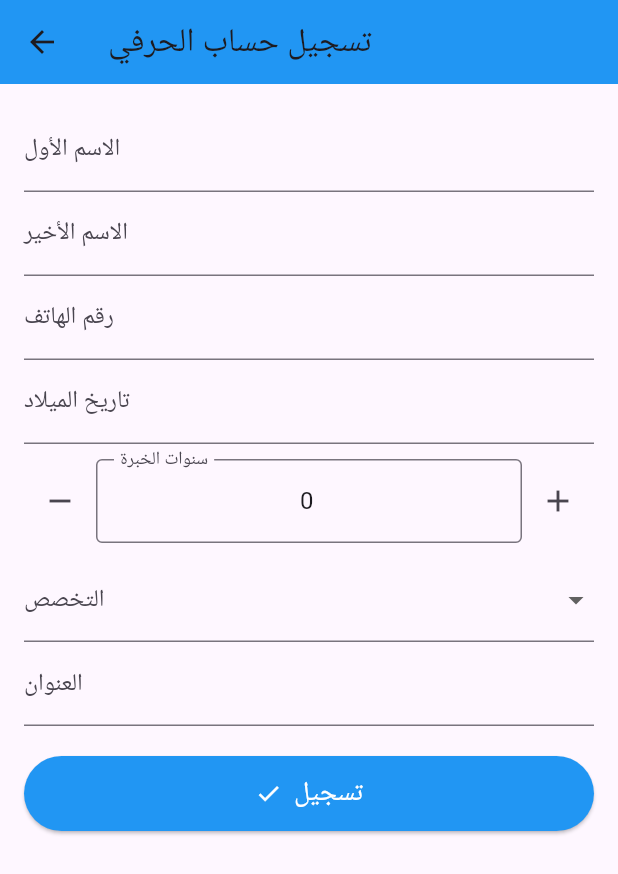
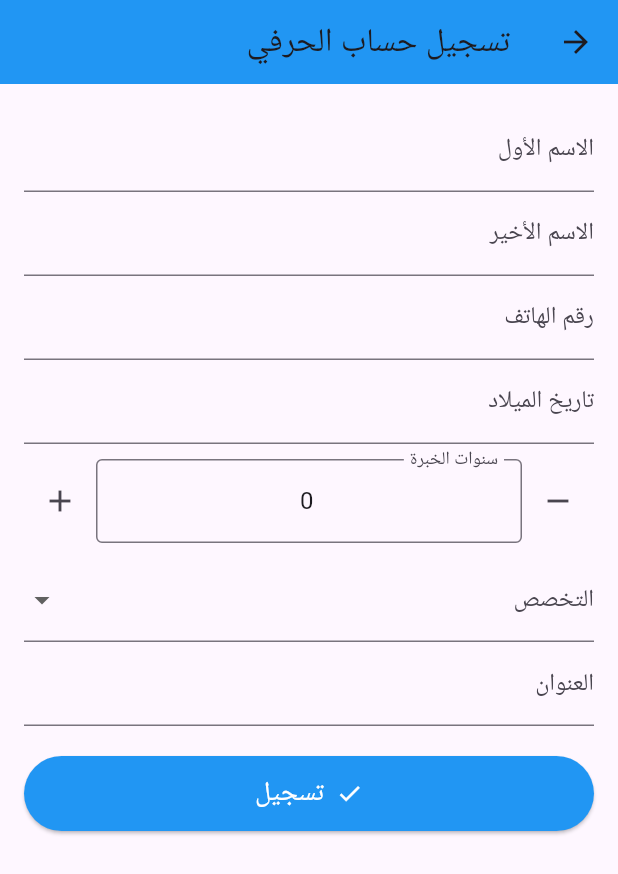
Before and after one commit to MohtadeTawafsha/herafi_signup, a Flutter app: the RegisterCraftsman screen opened by its route, on a phone screen of 412 x 824 dp. Shown: the top 874 px of the screen. Run offline on Flutter 3.47's test engine with Material 3 defaults, Android fonts, the phone set to English and light mode, and no system bars.

Commit message:
Second  commit

```diff
--- a/lib/pages/register_craftsman.dart
+++ b/lib/pages/register_craftsman.dart
@@ -39,7 +39,9 @@ class _RegisterCraftsmanState extends State<RegisterCraftsman> {
 
   @override
   Widget build(BuildContext context) {
-    return Scaffold(
+    return Directionality(
+      textDirection: TextDirection.rtl,
+      child: Scaffold(
         appBar: AppBar(
           title: const Text('تسجيل حساب الحرفي'),
           backgroundColor: Colors.blue,
@@ -198,6 +200,7 @@ class _RegisterCraftsmanState extends State<RegisterCraftsman> {
             ),
           ),
         ),
+      ),
     );
   }
 
```
Lines whose indentation alone changed are shown as unchanged.
